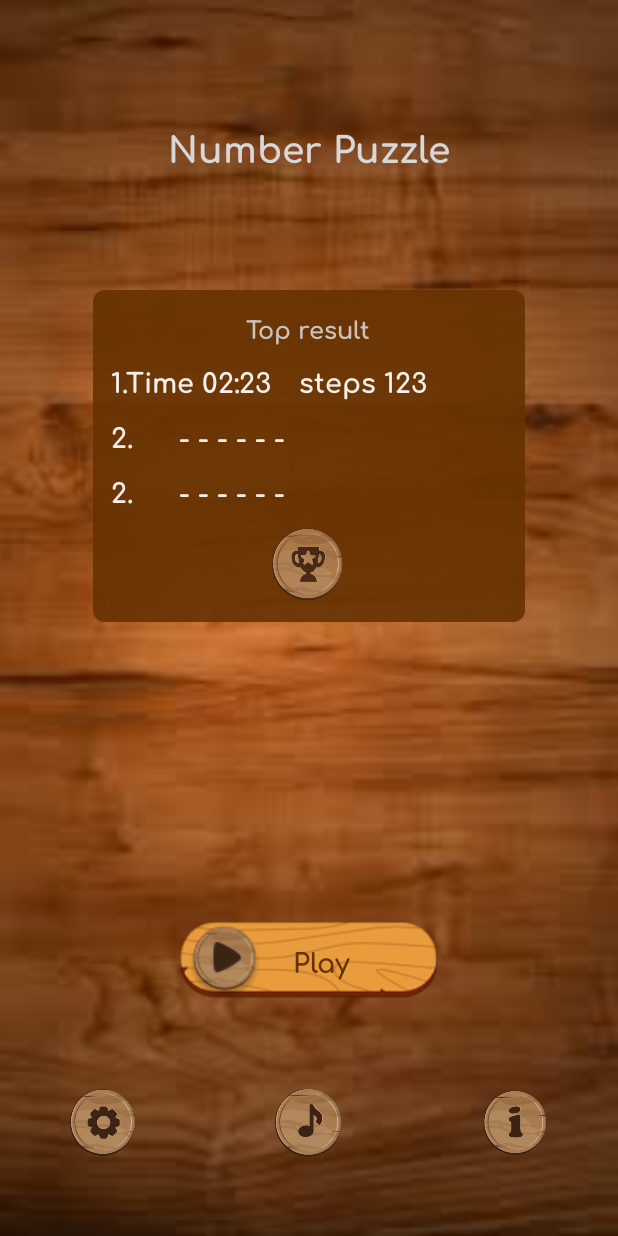
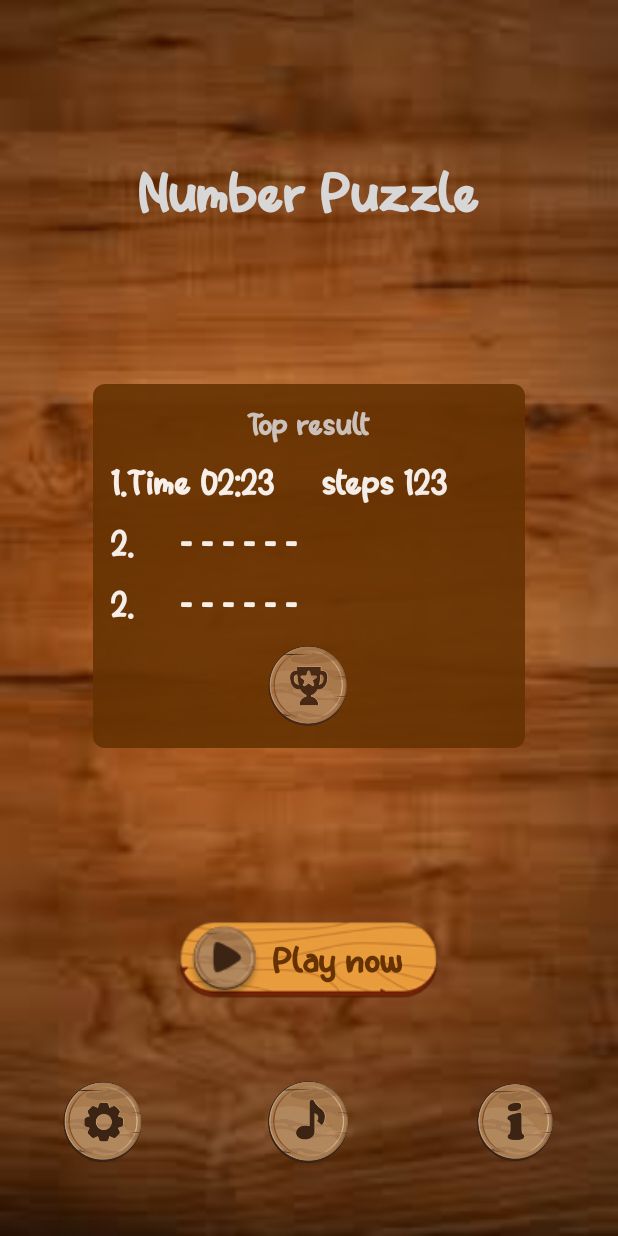
Before and after one commit to jamshidisoqov/NumberPuzzle, an Android app: the screen it shows after launch (MainActivity), on a phone screen of 412 x 824 dp. Run offline under Robolectric (Android 15) with nearby library versions, the phone set to English and light mode, and no system bars.

Commit message:
media added

```diff
--- a/app/src/main/java/uz/gita/numberpuzzle/ui/home/HomeFragment.java
+++ b/app/src/main/java/uz/gita/numberpuzzle/ui/home/HomeFragment.java
@@ -1,9 +1,13 @@
 package uz.gita.numberpuzzle.ui.home;
 
+import android.annotation.SuppressLint;
 import android.os.Bundle;
 import android.view.LayoutInflater;
+import android.view.MotionEvent;
 import android.view.View;
 import android.view.ViewGroup;
+import android.widget.FrameLayout;
+import android.widget.ImageView;
 
 import androidx.annotation.NonNull;
 import androidx.annotation.Nullable;
@@ -11,20 +15,84 @@ import androidx.fragment.app.Fragment;
 
 import uz.gita.numberpuzzle.R;
 import uz.gita.numberpuzzle.ui.game.GameFragment;
+import uz.gita.numberpuzzle.utils.ButtonClickEffect;
+import uz.gita.numberpuzzle.utils.MediaPlayerButton;
 
 public class HomeFragment extends Fragment {
 
     private View root;
+    FrameLayout frameLayout;
+    MediaPlayerButton mediaPlayerButton;
+    ImageView btnSettings, btnInfo, btnMusic;
+    ButtonClickEffect effect;
+    public boolean isPause;
+
     @Override
     public View onCreateView(@NonNull LayoutInflater inflater, @Nullable ViewGroup container,
                              @Nullable Bundle savedInstanceState) {
         root = inflater.inflate(R.layout.fragment_home, container, false);
-        startGame();
+        initialize();
+        effect = new ButtonClickEffect(getContext());
+        if (mediaPlayerButton == null) {
+            mediaPlayerButton = MediaPlayerButton.getInstance();
+            mediaPlayerButton.soundGame(requireContext());
+        }
         return root;
     }
-    private void startGame() {
-        root.findViewById(R.id.play_container).setOnClickListener(v -> getActivity().getSupportFragmentManager().beginTransaction().replace(R.id.container_layout, new GameFragment()).addToBackStack("game").commit());
+
+    @SuppressLint("ClickableViewAccessibility")
+    private void initialize() {
+
+        frameLayout = root.findViewById(R.id.play_container);
+        btnSettings = root.findViewById(R.id.btn_settings);
+        btnInfo = root.findViewById(R.id.btn_info);
+        btnMusic = root.findViewById(R.id.btn_music);
+
+        frameLayout.setOnTouchListener((v, event) -> {
+            effect.effect(v, event);
+            if (event.getAction() == MotionEvent.ACTION_UP) {
+                Bundle bundle = new Bundle();
+                Fragment fragment = new GameFragment();
+                fragment.setArguments(bundle);
+                bundle.putBoolean("pause", isPause);
+                requireActivity().getSupportFragmentManager()
+                        .beginTransaction()
+                        .replace(R.id.container_layout, fragment)
+                        .addToBackStack("game")
+                        .commit();
+            }
+            return true;
+        });
+
+        btnSettings.setOnTouchListener((v, event) -> {
+            effect.effect(v, event);
+            return true;
+        });
+        btnInfo.setOnTouchListener((v, event) -> {
+            effect.effect(v, event);
+            return true;
+        });
+        btnMusic.setOnTouchListener((v, event) -> {
+            effect.effect(v, event);
+
+            if (event.getAction() == MotionEvent.ACTION_UP) {
+                isPause = !isPause;
+                if (isPause) {
+                    btnMusic.setImageResource(R.drawable.pause);
+                    mediaPlayerButton.stopPlayer();
+                } else {
+                    btnMusic.setImageResource(R.drawable.music);
+                    mediaPlayerButton.soundGame(getContext());
+                }
+            }
+
+            return true;
+        });
+
     }
 
-
+    @Override
+    public void onPause() {
+        super.onPause();
+    }
 }
--- /dev/null
+++ b/app/src/main/java/uz/gita/numberpuzzle/utils/ButtonClickEffect.java
@@ -0,0 +1,35 @@
+package uz.gita.numberpuzzle.utils;// Created by Jamshid Isoqov an 7/1/2022
+
+import android.annotation.SuppressLint;
+import android.content.Context;
+import android.view.MotionEvent;
+import android.view.View;
+import android.view.animation.Animation;
+import android.view.animation.AnimationUtils;
+
+import uz.gita.numberpuzzle.R;
+
+public class ButtonClickEffect {
+
+    Animation scaleUp, scaleDown;
+    Context context;
+
+    public ButtonClickEffect(Context context) {
+        this.context = context;
+    }
+
+    @SuppressLint("ClickableViewAccessibility")
+    public void effect(View view, MotionEvent event) {
+
+        scaleUp = AnimationUtils.loadAnimation(context, R.anim.scale_up);
+
+        scaleDown = AnimationUtils.loadAnimation(context, R.anim.scale_down);
+
+        if (event.getAction() == MotionEvent.ACTION_DOWN) {
+            view.startAnimation(scaleUp);
+        } else if (event.getAction() == MotionEvent.ACTION_UP) {
+            view.startAnimation(scaleDown);
+        }
+
+    }
+}
--- /dev/null
+++ b/app/src/main/java/uz/gita/numberpuzzle/utils/MediaPlayerButton.java
@@ -0,0 +1,39 @@
+package uz.gita.numberpuzzle.utils;
+// Created by Jamshid Isoqov an 7/1/2022
+
+import android.content.Context;
+import android.media.MediaPlayer;
+
+import uz.gita.numberpuzzle.R;
+
+public class MediaPlayerButton {
+
+    MediaPlayer player;
+    private static MediaPlayerButton mediaPlayerButton;
+
+    private MediaPlayerButton() {
+
+    }
+
+    public void soundButtonClick(Context context) {
+        player = MediaPlayer.create(context, R.raw.click);
+        player.start();
+    }
+
+    public void soundGame(Context context) {
+        player = MediaPlayer.create(context, R.raw.sound);
+        player.start();
+        player.setLooping(true);
+    }
+
+    public void stopPlayer() {
+        if (player != null) {
+            player.stop();
+        }
+    }
+
+    public static MediaPlayerButton getInstance() {
+        if (mediaPlayerButton == null) mediaPlayerButton = new MediaPlayerButton();
+        return mediaPlayerButton;
+    }
+}
--- /dev/null
+++ b/app/src/main/res/anim/scale_down.xml
@@ -0,0 +1,12 @@
+<?xml version="1.0" encoding="utf-8"?>
+<scale xmlns:android="http://schemas.android.com/apk/res/android"
+    android:fromXScale="0.8"
+    android:fromYScale="0.8"
+    android:toXScale="1"
+    android:toYScale="1"
+    android:pivotX="50"
+    android:pivotY="50"
+    android:fillAfter="true"
+    android:duration="100">
+
+</scale>
--- /dev/null
+++ b/app/src/main/res/anim/scale_up.xml
@@ -0,0 +1,11 @@
+<?xml version="1.0" encoding="utf-8"?>
+<scale xmlns:android="http://schemas.android.com/apk/res/android"
+    android:fromXScale="1"
+    android:fromYScale="1"
+    android:toXScale="0.8"
+    android:toYScale="0.8"
+    android:pivotX="50"
+    android:pivotY="50"
+    android:duration="100">
+
+</scale>
--- a/app/src/main/res/layout/fragment_home.xml
+++ b/app/src/main/res/layout/fragment_home.xml
@@ -13,7 +13,7 @@
         android:layout_height="wrap_content"
         android:text="@string/app_name"
         android:textColor="#D8D7D7"
-        android:textSize="24sp"
+        android:textSize="28sp"
         app:layout_constraintBottom_toTopOf="@+id/linearLayout"
         app:layout_constraintEnd_toEndOf="parent"
         app:layout_constraintStart_toStartOf="parent"
@@ -27,6 +27,7 @@
         android:background="@drawable/result_bg"
         android:orientation="vertical"
         android:padding="8dp"
+        app:layout_constraintVertical_bias="0.7"
         app:layout_constraintBottom_toTopOf="@+id/play_container"
         app:layout_constraintEnd_toEndOf="parent"
         app:layout_constraintStart_toStartOf="parent"
@@ -67,8 +68,8 @@
             android:textSize="18sp" />
 
         <ImageView
-            android:layout_width="54dp"
-            android:layout_height="54dp"
+            android:layout_width="60dp"
+            android:layout_height="60dp"
             android:layout_gravity="center_horizontal"
             android:layout_margin="4dp"
             android:src="@drawable/rank"
@@ -82,9 +83,7 @@
         android:layout_width="wrap_content"
         android:layout_height="wrap_content"
         android:background="@drawable/play"
-        android:clickable="true"
-        android:focusable="true"
-        android:foreground="@drawable/selectable_bg"
+        android:paddingStart="24dp"
         app:layout_constraintBottom_toBottomOf="parent"
         app:layout_constraintEnd_toEndOf="parent"
         app:layout_constraintStart_toStartOf="parent"
@@ -96,7 +95,6 @@
             android:layout_height="match_parent"
             android:layout_gravity="center"
             android:layout_marginStart="8dp"
-            android:fontFamily="@font/comfortaa_bold"
             android:text="@string/play"
             android:textAlignment="center"
             android:textColor="#663202"
@@ -111,24 +109,27 @@
         app:layout_constraintTop_toBottomOf="@+id/play_container">
 
         <ImageView
-            android:layout_width="50dp"
-            android:layout_height="50dp"
+            android:id="@+id/btn_settings"
+            android:layout_width="60dp"
+            android:layout_height="60dp"
             android:layout_weight="1"
             android:elevation="12dp"
             android:src="@drawable/settings"
             tools:ignore="ContentDescription" />
 
         <ImageView
-            android:layout_width="50dp"
-            android:layout_height="50dp"
+            android:id="@+id/btn_music"
+            android:layout_width="60dp"
+            android:layout_height="60dp"
             android:layout_weight="1"
             android:elevation="12dp"
             android:src="@drawable/music"
             tools:ignore="ContentDescription" />
 
         <ImageView
-            android:layout_width="50dp"
-            android:layout_height="50dp"
+            android:id="@+id/btn_info"
+            android:layout_width="60dp"
+            android:layout_height="60dp"
             android:layout_weight="1"
             android:elevation="12dp"
             android:src="@drawable/info"
--- a/app/src/main/res/values/strings.xml
+++ b/app/src/main/res/values/strings.xml
@@ -1,6 +1,6 @@
 <resources>
     <string name="app_name">Number Puzzle</string>
-    <string name="play">Play</string>
+    <string name="play">Play now</string>
     <string name="top_result">Top result</string>
     <string name="result">1.Time 02:23\t\t steps 123</string>
     <string name="empty">2.\t\t - - - - - -</string>
--- a/app/src/main/res/values/themes.xml
+++ b/app/src/main/res/values/themes.xml
@@ -10,8 +10,8 @@
         <item name="colorSecondaryVariant">#A85C1D</item>
         <item name="colorOnSecondary">@color/black</item>
         <!-- Status bar color. -->
-        <item name="android:statusBarColor" tools:targetApi="l">?attr/colorPrimaryVariant</item>
-        <item name="android:fontFamily">@font/comfortaa_bold</item>
+        <item name="android:statusBarColor" tools:targetApi="l" tools:ignore="ObsoleteSdkInt">?attr/colorPrimaryVariant</item>
+        <item name="android:fontFamily">@font/app_fon</item>
         <!-- Customize your theme here. -->
     </style>
 </resources>
```
Also changed, not shown: app/src/main/java/uz/gita/numberpuzzle/ui/game/GameFragment.java (+60 -6 lines), app/src/main/res/layout/fragment_game.xml (+6 -5 lines), app/src/main/res/drawable/pause.png (added), app/src/main/res/drawable/select_bar.png (added), app/src/main/res/font/app_fon.ttf (added), 2 other files.
